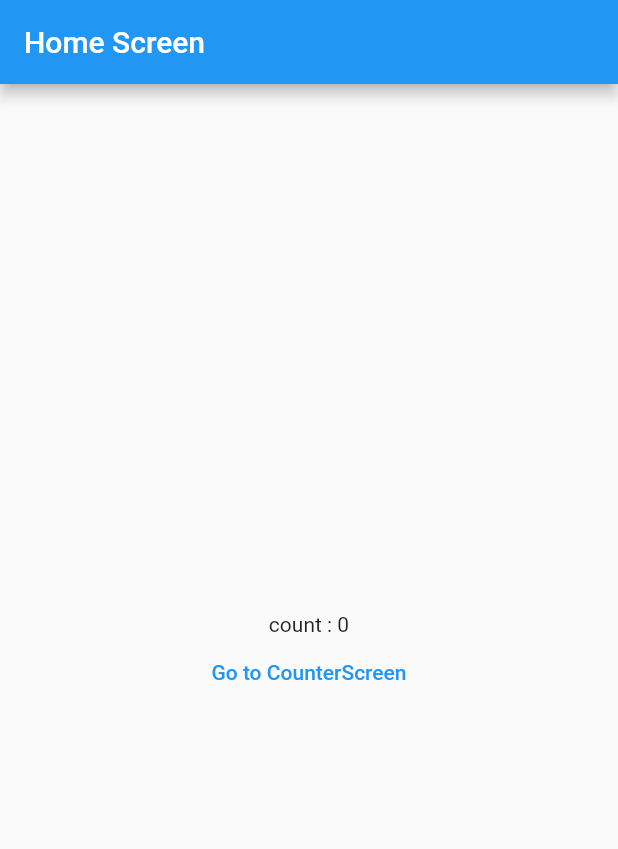
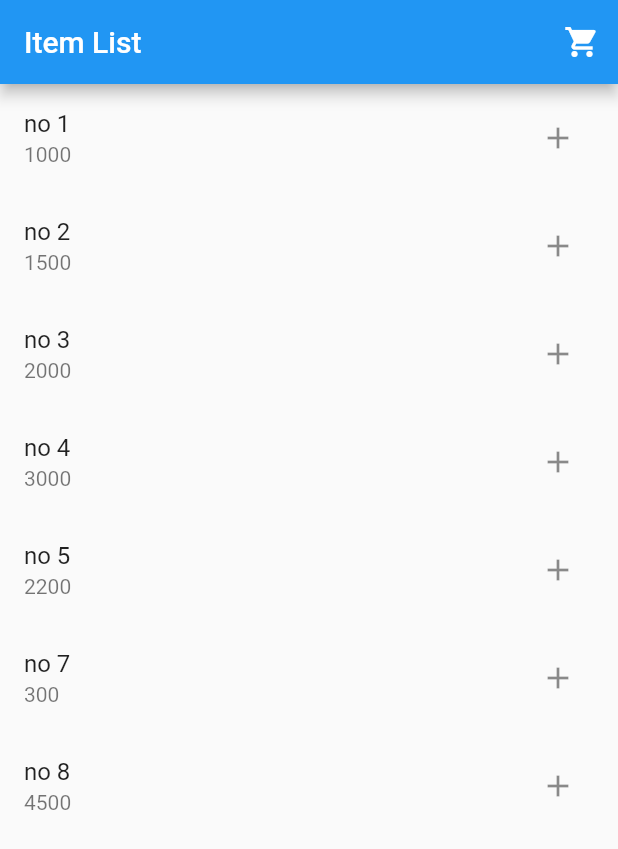
Before and after one commit to S1000f/learn-flutter, a Flutter app: the screen it shows after launch, on a phone screen of 412 x 824 dp. Shown: the top 849 px of the screen. Run offline on Flutter 3.47's test engine with Material 2 defaults, Android fonts, the phone set to English and light mode, and no system bars; our stand-ins replace bloc, cloud_firestore, firebase_core, flutter_bloc, fluttertoast, shared_preferences and 2 more; accounts and stored records are empty; generated files the repository leaves out were written again.

Commit message:
Provider API

```diff
--- /dev/null
+++ b/lib/app_booklist/app_booklist.dart
@@ -0,0 +1,15 @@
+import 'package:demo/app_booklist/screens/list_screen.dart';
+import 'package:demo/app_timer/screens/timer_screen.dart';
+import 'package:flutter/material.dart';
+
+class AppBookList extends StatelessWidget {
+  const AppBookList({Key? key}) : super(key: key);
+
+  @override
+  Widget build(BuildContext context) {
+    return MaterialApp(
+      title: 'Flutter Book List',
+      home: ListScreen(),
+    );
+  }
+}
--- a/lib/app_booklist/screens/list_screen.dart
+++ b/lib/app_booklist/screens/list_screen.dart
@@ -6,6 +6,8 @@ import '../models/book.dart';
 
 class ListScreen extends StatelessWidget {
   final List<Book> books = BookRepository().getAllBooks();
+
+  ListScreen({Key? key}) : super(key: key);
 
   @override
   Widget build(BuildContext context) {
@@ -18,15 +20,15 @@ class ListScreen extends StatelessWidget {
           itemBuilder: (context, index) {
             return BookTile(book: books[index]);
           },
-      )
-    );
+        ));
   }
 }
 
+@immutable
 class BookTile extends StatelessWidget {
   final Book book;
 
-  BookTile({required this.book});
+  BookTile({Key? key, required this.book}) : super(key: key);
 
   @override
   Widget build(BuildContext context) {
@@ -34,8 +36,7 @@ class BookTile extends StatelessWidget {
       title: Text(book.title),
       leading: Image.network(book.image),
       onTap: () {
-        Navigator.of(context)
-            .push(MaterialPageRoute(builder: (context) => DetailScreen.book(book)));
+        Navigator.of(context).push(MaterialPageRoute(builder: (context) => DetailScreen.book(book)));
       },
     );
   }
--- /dev/null
+++ b/lib/app_provider/app_provider.dart
@@ -0,0 +1,25 @@
+import 'package:demo/app_provider/repositories/item_list.dart';
+import 'package:demo/app_provider/screens/cart_screen.dart';
+import 'package:demo/app_provider/screens/item_screen.dart';
+import 'package:flutter/material.dart';
+import 'package:provider/provider.dart';
+
+import 'models/cart.dart';
+
+class AppProvider extends StatelessWidget {
+  const AppProvider({Key? key}) : super(key: key);
+
+  @override
+  Widget build(BuildContext context) {
+    return MultiProvider(
+      providers: [ChangeNotifierProvider(create: (context) => Cart()), Provider(create: (context) => ItemList())],
+      builder: (context, child) {
+        return MaterialApp(
+          title: 'Flutter Provider Example',
+          initialRoute: '/',
+          routes: {'/': (context) => const ItemScreen(), '/cart': (context) => const CartScreen()},
+        );
+      },
+    );
+  }
+}
--- /dev/null
+++ b/lib/app_provider/models/cart.dart
@@ -0,0 +1,19 @@
+import 'package:flutter/material.dart';
+
+import 'item.dart';
+
+class Cart extends ChangeNotifier {
+  final List<Item> items = [];
+
+  int getTotalPrice() => items.isNotEmpty ? items.map((e) => e.price).reduce((e1, e2) => e1 + e2).toInt() : 0;
+
+  addItem(Item item) {
+    items.add(item);
+    notifyListeners();
+  }
+
+  deleteItem(int id) {
+    items.removeWhere((element) => element.id == id);
+    notifyListeners();
+  }
+}
--- /dev/null
+++ b/lib/app_provider/models/item.dart
@@ -0,0 +1,7 @@
+class Item {
+  int id;
+  String title;
+  int price;
+
+  Item(this.id, this.title, this.price);
+}
--- /dev/null
+++ b/lib/app_provider/repositories/item_list.dart
@@ -0,0 +1,15 @@
+import '../models/item.dart';
+
+class ItemList {
+  final List<Item> items = [
+    Item(1, 'no 1', 1000),
+    Item(2, 'no 2', 1500),
+    Item(3, 'no 3', 2000),
+    Item(4, 'no 4', 3000),
+    Item(5, 'no 5', 2200),
+    Item(7, 'no 7', 300),
+    Item(8, 'no 8', 4500),
+  ];
+
+  List<Item> getItems() => items;
+}
--- /dev/null
+++ b/lib/app_provider/screens/item_screen.dart
@@ -0,0 +1,53 @@
+import 'package:flutter/material.dart';
+import 'package:provider/provider.dart';
+
+import '../models/cart.dart';
+import '../models/item.dart';
+import '../repositories/item_list.dart';
+
+class ItemScreen extends StatelessWidget {
+  const ItemScreen({Key? key}) : super(key: key);
+
+  @override
+  Widget build(BuildContext context) {
+    final Cart cart = Provider.of<Cart>(context);
+    final ItemList itemList = Provider.of<ItemList>(context);
+
+    List<Item> items = itemList.getItems();
+
+    return Scaffold(
+      appBar: AppBar(
+        title: const Text('Item List'),
+        actions: [
+          IconButton(
+            icon: const Icon(Icons.shopping_cart),
+            onPressed: () {
+              Navigator.of(context).pushNamed('/cart');
+            },
+          )
+        ],
+      ),
+      body: ListView.builder(
+          itemCount: items.length,
+          itemBuilder: (context, index) {
+            return Builder(
+              builder: (context) {
+                Item findItem = items[index];
+                bool isInCart = cart.items.contains(findItem);
+                return ListTile(
+                  title: Text(findItem.title),
+                  subtitle: Text(findItem.price.toString()),
+                  trailing: isInCart
+                      ? const Icon(Icons.check)
+                      : IconButton(
+                          onPressed: () {
+                            cart.addItem(findItem);
+                          },
+                          icon: const Icon(Icons.add)),
+                );
+              },
+            );
+          }),
+    );
+  }
+}
--- /dev/null
+++ b/lib/app_timer/app_timer.dart
@@ -0,0 +1,14 @@
+import 'package:demo/app_timer/screens/timer_screen.dart';
+import 'package:flutter/material.dart';
+
+class AppTimer extends StatelessWidget {
+  const AppTimer({Key? key}) : super(key: key);
+
+  @override
+  Widget build(BuildContext context) {
+    return const MaterialApp(
+      title: 'Flutter Pomodoro Timer!!',
+      home: TimerScreen(),
+    );
+  }
+}
--- a/lib/app_timer/screens/timer_screen.dart
+++ b/lib/app_timer/screens/timer_screen.dart
@@ -13,6 +13,8 @@ enum TimerStatus {
 }
 
 class TimerScreen extends StatefulWidget {
+  const TimerScreen({Key? key}) : super(key: key);
+
   @override
   State createState() {
     return _TimerScreenState();
--- /dev/null
+++ b/lib/app_todolist/app_todolist.dart
@@ -0,0 +1,14 @@
+import 'package:demo/app_todolist/screens/splash_screen.dart';
+import 'package:flutter/material.dart';
+
+class AppTodoList extends StatelessWidget {
+  const AppTodoList({Key? key}) : super(key: key);
+
+  @override
+  Widget build(BuildContext context) {
+    return MaterialApp(
+      title: 'Flutter Todo-List',
+      home: SplashScreen(),
+    );
+  }
+}
--- /dev/null
+++ b/lib/bloc_demo/app_bloc_demo.dart
@@ -0,0 +1,23 @@
+import 'package:demo/bloc_demo/screens/counter_home_screen.dart';
+import 'package:demo/bloc_demo/screens/counter_screen.dart';
+import 'package:flutter/cupertino.dart';
+import 'package:flutter/material.dart';
+import 'package:flutter_bloc/flutter_bloc.dart';
+
+import 'blocs/counter/counter_bloc.dart';
+
+class AppBlocDemo extends StatelessWidget {
+  const AppBlocDemo({Key? key}) : super(key: key);
+
+  @override
+  Widget build(BuildContext context) {
+    return BlocProvider(
+      create: (context) => CounterBloc(),
+      child: MaterialApp(
+        title: 'Flutter State Bloc',
+        routes: {'/': (context) => const CounterHomeScreen(), '/counter': (context) => const CounterScreen()},
+        initialRoute: '/',
+      ),
+    );
+  }
+}
--- a/lib/main.dart
+++ b/lib/main.dart
@@ -1,6 +1,10 @@
+import 'package:demo/app_booklist/app_booklist.dart';
 import 'package:demo/app_booklist/screens/detail_screen.dart';
 import 'package:demo/app_booklist/screens/list_screen.dart';
+import 'package:demo/app_provider/app_provider.dart';
+import 'package:demo/app_timer/app_timer.dart';
 import 'package:demo/app_timer/screens/timer_screen.dart';
+import 'package:demo/app_todolist/app_todolist.dart';
 import 'package:demo/app_todolist/screens/splash_screen.dart';
 import 'package:demo/bloc_demo/blocs/counter/counter_bloc.dart';
 import 'package:demo/bloc_demo/screens/counter_home_screen.dart';
@@ -11,6 +15,7 @@ import 'package:firebase_core/firebase_core.dart';
 import 'package:flutter/material.dart';
 import 'package:flutter_bloc/flutter_bloc.dart';
 
+import 'bloc_demo/app_bloc_demo.dart';
 import 'bloc_demo/screens/counter_screen.dart';
 import 'firebase_options.dart';
 
@@ -20,39 +25,11 @@ void main() async {
     options: DefaultFirebaseOptions.currentPlatform,
   );
 
-  runApp(const MyAppBloc());
-}
-
-class MyAppBloc extends StatelessWidget {
-  const MyAppBloc({Key? key}) : super(key: key);
-
-  @override
-  Widget build(BuildContext context) {
-    return BlocProvider(
-      create: (context) => CounterBloc(),
-      child: MaterialApp(
-        title: 'Flutter State Bloc',
-        routes: {'/': (context) => const CounterHomeScreen(), '/counter': (context) => const CounterScreen()},
-        initialRoute: '/',
-      ),
-    );
-  }
+  runApp(const AppProvider());
 }
 
 class MyApp extends StatelessWidget {
   const MyApp({Key? key}) : super(key: key);
-
-  @override
-  Widget build(BuildContext context) {
-    return MaterialApp(
-      title: 'Flutter Demo',
-      home: SplashScreen(),
-    );
-  }
-}
-
-class MyHomePage extends StatelessWidget {
-  const MyHomePage({Key? key}) : super(key: key);
 
   @override
   Widget build(BuildContext context) {
--- a/pubspec.yaml
+++ b/pubspec.yaml
@@ -40,6 +40,7 @@ dependencies:
 
   bloc: ^7.0.0
   flutter_bloc: ^7.0.0
+  provider: ^6.0.0
 
 
   # The following adds the Cupertino Icons font to your application.
```
Also changed, not shown: lib/app_provider/screens/cart_screen.dart (added, +46 -0 lines), pubspec.lock. Lines whose indentation alone changed are shown as unchanged.
